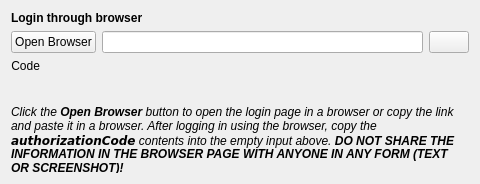
First picture: the form in rare/ui/components/dialogs/login/browser_login.ui, repository RareDevs/Rare, before the edit.
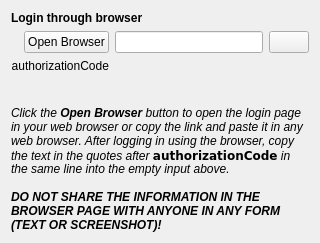
Second picture: the form after the edit.

Commit message:
LoginDialog: Calculate a fixed height for the login stack based on width
* Properly find row to insert sid_edit into
* Use lazy evaluation for logging
* Clean the login forms by using separate layouts for the interactive fields

Diff of the .ui file:
```diff
--- a/rare/ui/components/dialogs/login/browser_login.ui
+++ b/rare/ui/components/dialogs/login/browser_login.ui
@@ -6,30 +6,15 @@
    <rect>
     <x>0</x>
     <y>0</y>
-    <width>480</width>
-    <height>184</height>
+    <width>320</width>
+    <height>243</height>
    </rect>
   </property>
-  <property name="minimumSize">
-   <size>
-    <width>480</width>
-    <height>180</height>
-   </size>
-  </property>
   <property name="windowTitle">
    <string notr="true">BrowserLogin</string>
   </property>
-  <layout class="QFormLayout" name="browser_layout">
-   <property name="fieldGrowthPolicy">
-    <enum>QFormLayout::AllNonFixedFieldsGrow</enum>
-   </property>
-   <property name="labelAlignment">
-    <set>Qt::AlignRight|Qt::AlignTrailing|Qt::AlignVCenter</set>
-   </property>
-   <property name="formAlignment">
-    <set>Qt::AlignLeading|Qt::AlignLeft|Qt::AlignVCenter</set>
-   </property>
-   <item row="0" column="0" colspan="2">
+  <layout class="QVBoxLayout" name="main_layout">
+   <item>
     <widget class="QLabel" name="title_label">
      <property name="sizePolicy">
       <sizepolicy hsizetype="Preferred" vsizetype="Fixed">
@@ -48,40 +33,68 @@
      </property>
     </widget>
    </item>
-   <item row="1" column="0">
-    <widget class="QPushButton" name="open_button">
-     <property name="text">
-      <string>Open Browser</string>
+   <item>
+    <layout class="QFormLayout" name="form_layout">
+     <property name="sizeConstraint">
+      <enum>QLayout::SetFixedSize</enum>
      </property>
-    </widget>
-   </item>
-   <item row="2" column="0">
-    <widget class="QLabel" name="sid_label">
-     <property name="text">
-      <string>Code</string>
+     <property name="fieldGrowthPolicy">
+      <enum>QFormLayout::AllNonFixedFieldsGrow</enum>
      </property>
-     <property name="alignment">
+     <property name="labelAlignment">
       <set>Qt::AlignRight|Qt::AlignTrailing|Qt::AlignVCenter</set>
      </property>
-    </widget>
-   </item>
-   <item row="1" column="1">
-    <layout class="QHBoxLayout" name="link_layout">
-     <item>
-      <widget class="QLineEdit" name="link_text">
+     <property name="formAlignment">
+      <set>Qt::AlignLeading|Qt::AlignLeft|Qt::AlignVCenter</set>
+     </property>
+     <item row="0" column="0">
+      <widget class="QPushButton" name="open_button">
        <property name="text">
-        <string notr="true"/>
+        <string>Open Browser</string>
        </property>
-       <property name="readOnly">
-        <bool>true</bool>
+      </widget>
+     </item>
+     <item row="0" column="1">
+      <layout class="QHBoxLayout" name="link_layout" stretch="1,0">
+       <item>
+        <widget class="QLineEdit" name="link_text">
+         <property name="text">
+          <string notr="true"/>
+         </property>
+         <property name="readOnly">
+          <bool>true</bool>
+         </property>
+         <property name="placeholderText">
+          <string notr="true"/>
+         </property>
+        </widget>
+       </item>
+       <item>
+        <widget class="QPushButton" name="copy_button">
+         <property name="text">
+          <string notr="true"/>
+         </property>
+        </widget>
+       </item>
+      </layout>
+     </item>
+     <item row="1" column="0">
+      <widget class="QLabel" name="sid_label">
+       <property name="text">
+        <string notr="true">authorizationCode</string>
        </property>
-       <property name="placeholderText">
-        <string notr="true"/>
+       <property name="alignment">
+        <set>Qt::AlignRight|Qt::AlignTrailing|Qt::AlignVCenter</set>
        </property>
       </widget>
      </item>
-     <item>
-      <widget class="QPushButton" name="copy_button">
+     <item row="2" column="1">
+      <widget class="QLabel" name="status_label">
+       <property name="font">
+        <font>
+         <italic>true</italic>
+        </font>
+       </property>
        <property name="text">
         <string notr="true"/>
        </property>
@@ -89,59 +102,35 @@
      </item>
     </layout>
    </item>
-   <item row="3" column="1">
-    <widget class="QLabel" name="status_label">
-     <property name="sizePolicy">
-      <sizepolicy hsizetype="Preferred" vsizetype="Fixed">
-       <horstretch>0</horstretch>
-       <verstretch>0</verstretch>
-      </sizepolicy>
-     </property>
-     <property name="font">
-      <font/>
-     </property>
-     <property name="text">
-      <string notr="true"/>
-     </property>
-     <property name="wordWrap">
-      <bool>true</bool>
-     </property>
-    </widget>
-   </item>
-   <item row="5" column="0" colspan="2">
-    <widget class="QLabel" name="info_label">
-     <property name="sizePolicy">
-      <sizepolicy hsizetype="Expanding" vsizetype="Preferred">
-       <horstretch>0</horstretch>
-       <verstretch>0</verstretch>
-      </sizepolicy>
-     </property>
-     <property name="font">
-      <font>
-       <italic>true</italic>
-      </font>
-     </property>
-     <property name="text">
-      <string>Click the &lt;b&gt;Open Browser&lt;/b&gt; button to open the login page in a browser or copy the link and paste it in a browser. After logging in using the browser, copy the &lt;b&gt;&lt;code&gt;authorizationCode&lt;/code&gt;&lt;/b&gt; contents into the empty input above. &lt;b&gt;DO NOT SHARE THE INFORMATION IN THE BROWSER PAGE WITH ANYONE IN ANY FORM (TEXT OR SCREENSHOT)!&lt;/b&gt;</string>
-     </property>
-     <property name="wordWrap">
-      <bool>true</bool>
-     </property>
-    </widget>
-   </item>
-   <item row="4" column="0" colspan="2">
+   <item>
     <spacer name="vscaper">
      <property name="orientation">
       <enum>Qt::Vertical</enum>
      </property>
      <property name="sizeHint" stdset="0">
       <size>
-       <width>0</width>
-       <height>0</height>
+       <width>20</width>
+       <height>10</height>
       </size>
      </property>
     </spacer>
    </item>
+   <item>
+    <widget class="QLabel" name="info_label">
+     <property name="sizePolicy">
+      <sizepolicy hsizetype="Expanding" vsizetype="Preferred">
+       <horstretch>0</horstretch>
+       <verstretch>0</verstretch>
+      </sizepolicy>
+     </property>
+     <property name="text">
+      <string>&lt;i&gt;Click the &lt;strong&gt;Open Browser&lt;/strong&gt; button to open the login page in your web browser or copy the link and paste it in any web browser. After logging in using the browser, copy the text in the quotes after &lt;/i&gt;&lt;code&gt;&lt;b&gt;authorizationCode&lt;/b&gt;&lt;/code&gt;&lt;i&gt; in the same line into the empty input above.&lt;br&gt;&lt;br&gt;&lt;strong&gt;DO NOT SHARE THE INFORMATION IN THE BROWSER PAGE WITH ANYONE IN ANY FORM (TEXT OR SCREENSHOT)!&lt;/strong&gt;&lt;/i&gt;</string>
+     </property>
+     <property name="wordWrap">
+      <bool>true</bool>
+     </property>
+    </widget>
+   </item>
   </layout>
  </widget>
  <resources/>
```
The commit also changes 8 other files.
